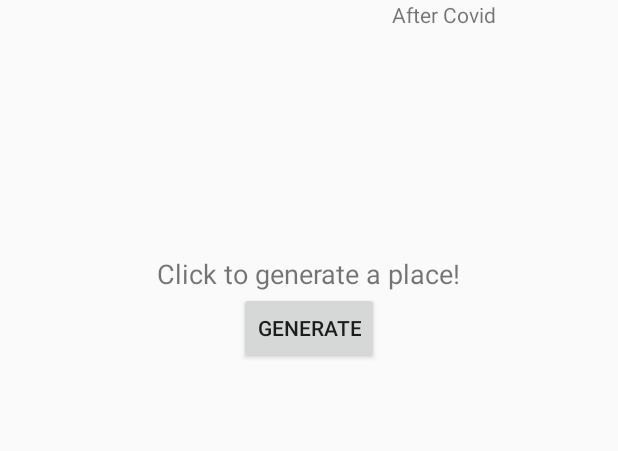
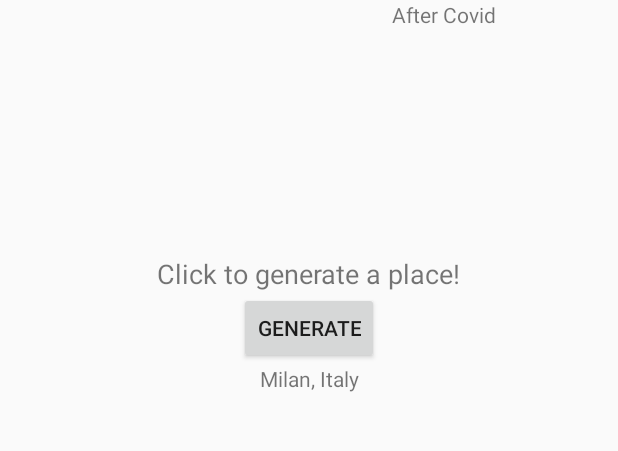
Before and after one commit to kaitlynnchan/oh-the-places-youll-go, an Android app: the screen it shows after launch (MainActivity), after a tap on "GENERATE", on a phone screen of 412 x 824 dp, the part 332-783 px from its top. Run offline under Robolectric (Android 15) with nearby library versions, the phone set to English and light mode, and no system bars.

Commit message:
Added generate random place

```diff
--- a/app/src/main/java/mountainmadness2021/ohtheplacesyoullgo/MainActivity.java
+++ b/app/src/main/java/mountainmadness2021/ohtheplacesyoullgo/MainActivity.java
@@ -5,6 +5,8 @@ import androidx.appcompat.app.AppCompatActivity;
 import android.os.Bundle;
 import android.view.View;
 import android.widget.Button;
+import android.widget.TextView;
+
 import java.util.*;
 
 public class MainActivity extends AppCompatActivity {
@@ -32,8 +34,9 @@ public class MainActivity extends AppCompatActivity {
                         "Bangkok, Thailand", "Bali, India", "London, England", "New Orleans, USA", "Honolulu, USA", "Kuala Lumpur, Malaysia", "Istanbul, Turkey", "Tokyo, Japan",};
 
                 // Generates random number for array position
-                int int_random = rand.nextInt(numPlaces);
-
+                int int_random = rand.nextInt(places.length);
+                TextView place = findViewById(R.id.tv_place);
+                place.setText(places[int_random] + "");
                 System.out.println(places[int_random]);
 
 
--- a/app/src/main/res/layout/activity_main.xml
+++ b/app/src/main/res/layout/activity_main.xml
@@ -45,4 +45,13 @@
         app:layout_constraintBottom_toTopOf="@+id/btn_generate"
         app:layout_constraintEnd_toEndOf="@+id/btn_generate"
         app:layout_constraintStart_toStartOf="@+id/btn_generate" />
+
+    <TextView
+        android:id="@+id/tv_place"
+        android:layout_width="wrap_content"
+        android:layout_height="wrap_content"
+        android:text="TextView"
+        app:layout_constraintEnd_toEndOf="@+id/btn_generate"
+        app:layout_constraintStart_toStartOf="@+id/btn_generate"
+        app:layout_constraintTop_toBottomOf="@+id/btn_generate" />
 </androidx.constraintlayout.widget.ConstraintLayout>
```
